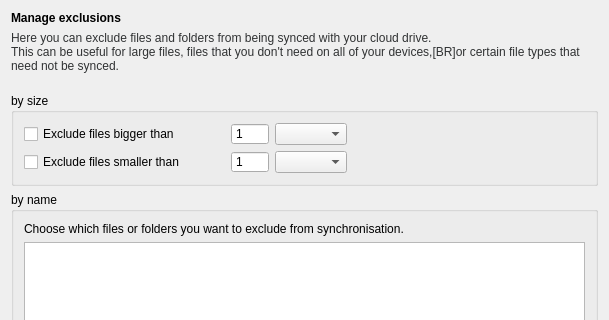
The window that src/MEGASync/syncs/gui/Twoways/linux/IgnoresEditingDialog.ui (meganz/MEGAsync) describes before a commit, drawn with Qt 5; both pictures show x 0 to 609 and y 0 to 320 of the 609 by 709 pixel window.
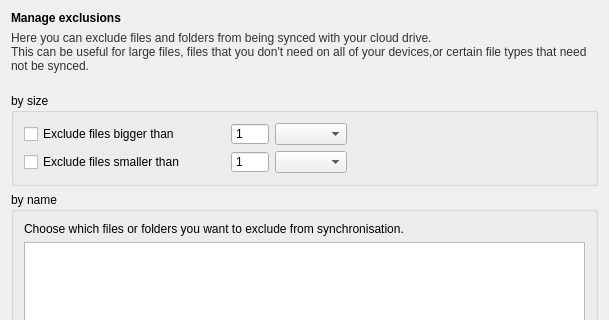
The same window after the commit.

Patch:
```diff
--- a/src/MEGASync/syncs/gui/Twoways/linux/IgnoresEditingDialog.ui
+++ b/src/MEGASync/syncs/gui/Twoways/linux/IgnoresEditingDialog.ui
@@ -34,7 +34,7 @@
      </property>
      <property name="text">
       <string>Here you can exclude files and folders from being synced with your cloud drive.
-This can be useful for large files, files that you don't need on all of your devices,[BR]or certain file types that need not be synced.
+This can be useful for large files, files that you don't need on all of your devices,or certain file types that need not be synced.
 </string>
      </property>
      <property name="wordWrap">
```
